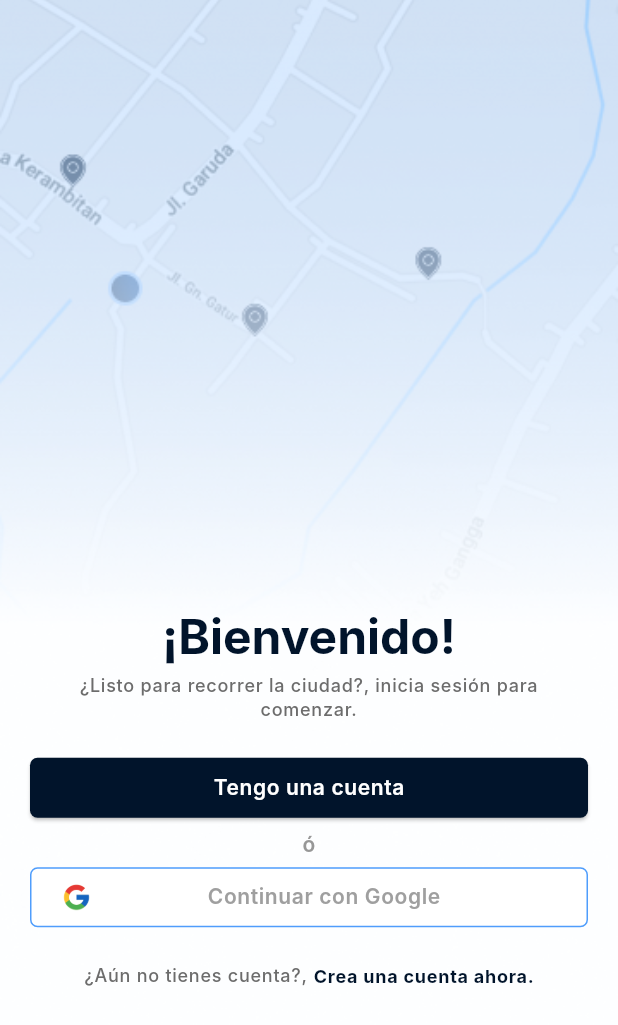
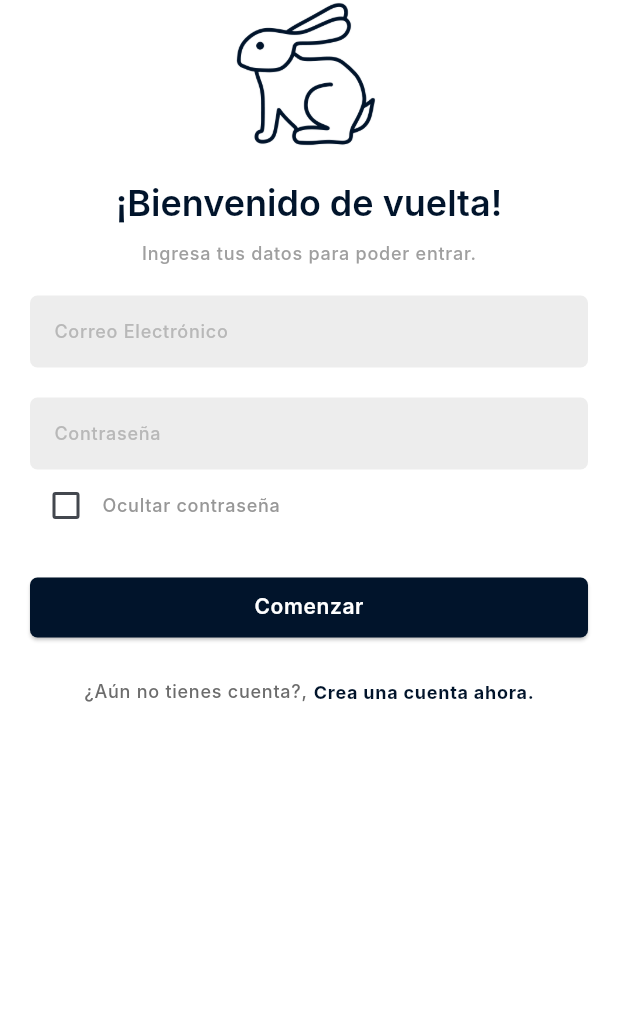
Before and after one commit to IsaiGonzalez08/RabbitGo_app, a Flutter app: the screen it shows after launch, after a tap on "Tengo una cuenta", on a phone screen of 412 x 824 dp. Shown: the top 1025 px of the screen. Run offline on Flutter 3.47's test engine with Material 3 defaults, Android fonts, the phone set to English and light mode, and no system bars; drawn by our look-alikes of flutter_styled_toast; our stand-ins replace firebase_core, firebase_crashlytics, stacked; missing offline and left inert: fimber; accounts and stored records are empty; generated files the repository leaves out were written again; Roboto replaces fonts that are missing (Inter).

Commit message:
[ADD] welcome and login view and vm

```diff
--- a/i18n/es.json
+++ b/i18n/es.json
@@ -5,5 +5,11 @@
     "login_google": "Continuar con Google",
     "or": "ó",
     "account": "¿Aún no tienes cuenta?,",
-    "create_account": "Crea una cuenta ahora."
+    "create_account": "Crea una cuenta ahora.",
+    "welcome_again": "¡Bienvenido de vuelta!",
+    "enter_your_information" :"Ingresa tus datos para poder entrar.",
+    "email": "Correo Electrónico",
+    "password": "Contraseña",
+    "hide_password":"Ocultar contraseña",
+    "start": "Comenzar"
 }
--- a/lib/common/utils/rabbit_go_theme.dart
+++ b/lib/common/utils/rabbit_go_theme.dart
@@ -4,9 +4,11 @@ class RabbitGoColors {
   static const primaryColor = MaterialColor(0xFF01142B, {});
 
   static const secondaryColor = MaterialColor(0xFF6C6C6C, {
-    50: Color(0xFFB8B8B8),
-    100: Color(0xFF9F9F9F),
-    200: Color(0xFF979797),
+    50: Color(0xFFEBEBEB),
+    100: Color(0xFFEDEDED),
+    200: Color(0xFFB8B8B8),
+    300: Color(0xFF9F9F9F),
+    400: Color(0xFF979797),
   });
 
   static const blueColor = MaterialColor(0xFF023E86, {
@@ -81,6 +83,7 @@ ThemeData rabbitGoTheme = ThemeData(
       fontSize: 12,
       fontWeight: FontWeight.w700
     ),
+
   ),
   elevatedButtonTheme: ElevatedButtonThemeData(
     style: ButtonStyle(
--- a/lib/routing/route_paths.dart
+++ b/lib/routing/route_paths.dart
@@ -1,3 +1,4 @@
 class RoutePaths {
   static const welcome = "/welcome";
+  static const login = "/login";
 }
--- a/lib/routing/router.dart
+++ b/lib/routing/router.dart
@@ -1,5 +1,6 @@
 import 'package:flutter/material.dart';
 import 'package:rabbit_go/routing/route_paths.dart';
+import 'package:rabbit_go/ui/screens/login_view.dart';
 import 'package:rabbit_go/ui/screens/welcome_view.dart';
 
 Route<dynamic> generateMainRoute(RouteSettings settings) {
@@ -11,6 +12,11 @@ Route<dynamic> generateMainRoute(RouteSettings settings) {
         settings: settings,
         builder: (context) => const WelcomeView(),
       );
+    case RoutePaths.login:
+      return MaterialPageRoute(
+        settings: settings,
+        builder: (context) => const LoginView(),
+      );
     default:
       return MaterialPageRoute(
           settings: RouteSettings(name: routeName),
--- /dev/null
+++ b/lib/ui/controls/rabbitgo_textfield.dart
@@ -0,0 +1,39 @@
+import 'package:flutter/material.dart';
+import 'package:rabbit_go/common/utils/rabbit_go_theme.dart';
+
+class RabbitgoTextfield extends StatelessWidget {
+  final TextEditingController controller;
+  final String? Function(String?)? validator;
+  final FocusNode? focusNode;
+  final String? hintText;
+  const RabbitgoTextfield(
+      {super.key,
+      required this.controller,
+      required this.validator,
+      required this.hintText,
+      this.focusNode});
+
+  @override
+  Widget build(BuildContext context) {
+    return TextFormField(
+      controller: controller,
+      validator: validator,
+      focusNode: focusNode,
+      style: Theme.of(context)
+          .textTheme
+          .labelMedium
+          ?.copyWith(color: RabbitGoColors.secondaryColor[100]),
+      decoration: InputDecoration(
+          filled: true,
+          fillColor: RabbitGoColors.secondaryColor[100],
+          border: const OutlineInputBorder(
+              borderRadius: BorderRadius.all(Radius.circular(5)),
+              borderSide: BorderSide.none),
+          hintText: hintText,
+          hintStyle: Theme.of(context)
+              .textTheme
+              .labelMedium
+              ?.copyWith(color: RabbitGoColors.secondaryColor[200])),
+    );
+  }
+}
--- /dev/null
+++ b/lib/ui/screens/login_view.dart
@@ -0,0 +1,175 @@
+import 'package:flutter/material.dart';
+import 'package:rabbit_go/common/extensions/string_extensions.dart';
+import 'package:rabbit_go/common/utils/rabbit_go_theme.dart';
+import 'package:rabbit_go/ui/controls/rabbitgo_textfield.dart';
+import 'package:rabbit_go/viewmodels/login_vm.dart';
+import 'package:stacked/stacked.dart';
+
+class LoginView extends StatefulWidget {
+  const LoginView({super.key});
+
+  @override
+  State<LoginView> createState() => _LoginViewState();
+}
+
+class _LoginViewState extends State<LoginView> {
+  @override
+  Widget build(BuildContext context) {
+    return ViewModelBuilder<LoginVM>.reactive(
+        viewModelBuilder: () => LoginVM(context: context),
+        builder: (context, loginVM, child) {
+          return Scaffold(
+            body: _body(loginVM),
+          );
+        });
+  }
+
+  Widget _body(LoginVM loginVM) {
+    return Padding(
+      padding: const EdgeInsets.symmetric(horizontal: 20),
+      child: Column(
+        crossAxisAlignment: CrossAxisAlignment.stretch,
+        children: [
+          _imgLogo(),
+          _txtWelcome(),
+          _txtSubtitle(),
+          _form(loginVM),
+          _btnCheckbox(loginVM),
+          _btnStart(loginVM),
+          _txtCreateAccount()
+        ],
+      ),
+    );
+  }
+
+  Widget _imgLogo() {
+    return SizedBox(
+      height: 100,
+      width: 100,
+      child: Image.asset('assets/images/login_logo.png'),
+    );
+  }
+
+  Widget _txtWelcome() {
+    return Center(
+      child: Container(
+        margin: const EdgeInsets.only(top: 20),
+        child: Text(
+          'welcome_again'.translate(context),
+          style: Theme.of(context)
+              .textTheme
+              .headlineMedium
+              ?.copyWith(color: RabbitGoColors.primaryColor),
+        ),
+      ),
+    );
+  }
+
+  Widget _txtSubtitle() {
+    return Center(
+      child: Container(
+        margin: const EdgeInsets.only(top: 10),
+        child: Text(
+          'enter_your_information'.translate(context),
+          style: Theme.of(context)
+              .textTheme
+              .labelMedium
+              ?.copyWith(color: RabbitGoColors.secondaryColor[300]),
+        ),
+      ),
+    );
+  }
+
+  Widget _form(LoginVM loginVM) {
+    return Form(
+        child: Column(
+      children: [_txtEmail(loginVM), _txtPassword(loginVM)],
+    ));
+  }
+
+  Widget _txtEmail(LoginVM loginVM) {
+    return Container(
+      margin: const EdgeInsets.only(top: 20),
+      child: RabbitgoTextfield(
+        controller: loginVM.emailController,
+        validator: loginVM.validateEmail,
+        hintText: 'email'.translate(context),
+      ),
+    );
+  }
+
+  Widget _txtPassword(LoginVM loginVM) {
+    return Container(
+      margin: const EdgeInsets.only(top: 20),
+      child: RabbitgoTextfield(
+        controller: loginVM.passwordController,
+        validator: loginVM.validatePassword,
+        hintText: 'password'.translate(context),
+      ),
+    );
+  }
+
+  Widget _btnCheckbox(LoginVM loginVM) {
+    return Row(
+      mainAxisAlignment: MainAxisAlignment.start,
+      children: [
+        Checkbox(
+            activeColor: RabbitGoColors.primaryColor,
+            value: loginVM.isChecked,
+            onChanged: loginVM.onChanged),
+        Text(
+          'hide_password'.translate(context),
+          style: Theme.of(context)
+              .textTheme
+              .labelMedium
+              ?.copyWith(color: RabbitGoColors.secondaryColor[400]),
+        )
+      ],
+    );
+  }
+
+  Widget _btnStart(LoginVM loginVM) {
+    return Container(
+      margin: const EdgeInsets.only(top: 20),
+      width: double.infinity,
+      child: ElevatedButton(
+          onPressed: () => loginVM.onLogin(),
+          child: Text(
+            'start'.translate(context),
+            style: Theme.of(context)
+                .textTheme
+                .bodySmall
+                ?.copyWith(color: Colors.white),
+          )),
+    );
+  }
+
+  Widget _txtCreateAccount() {
+    return Container(
+      margin: const EdgeInsets.only(top: 24),
+      child: Row(
+        mainAxisAlignment: MainAxisAlignment.center,
+        children: [
+          Text(
+            'account'.translate(context),
+            style: Theme.of(context)
+                .textTheme
+                .labelMedium
+                ?.copyWith(color: RabbitGoColors.secondaryColor),
+          ),
+          const SizedBox(
+            width: 4,
+          ),
+          InkWell(
+            onTap: () {},
+            child: Text('create_account'.translate(context),
+                style: Theme.of(context)
+                    .textTheme
+                    .labelSmall
+                    ?.copyWith(color: RabbitGoColors.primaryColor)),
+          )
+        ],
+      ),
+    );
+  }
+}
--- a/lib/ui/screens/welcome_view.dart
+++ b/lib/ui/screens/welcome_view.dart
@@ -1,6 +1,7 @@
 import 'package:flutter/material.dart';
 import 'package:rabbit_go/common/extensions/string_extensions.dart';
 import 'package:rabbit_go/common/utils/rabbit_go_theme.dart';
+import 'package:rabbit_go/routing/route_paths.dart';
 import 'package:rabbit_go/viewmodels/welcome_vm.dart';
 import 'package:stacked/stacked.dart';
 
@@ -8,20 +9,23 @@ class WelcomeView extends StatefulWidget {
   const WelcomeView({super.key});
 
   @override
-  State<WelcomeView> createState() => _WelcomeViewState();
+  State<StatefulWidget> createState() => _StateWelcomeView();
 }
 
-class _WelcomeViewState extends State<WelcomeView> {
+class _StateWelcomeView extends State<WelcomeView> {
   @override
   Widget build(BuildContext context) {
-    return ViewModelBuilder.reactive(
-        viewModelBuilder: () => WelcomeVM(),
-        builder: (context, viewModel, child) {
-          return Scaffold(backgroundColor: Colors.white, body: _body());
+    return ViewModelBuilder<WelcomeVM>.reactive(
+        viewModelBuilder: () => WelcomeVM(
+          context: context,
+          navigateToLogin: _navigateToLogin
+        ),
+        builder: (context, welcomeVM, child) {
+          return Scaffold(backgroundColor: Colors.white, body: _body(welcomeVM));
         });
   }
 
-  Widget _body() {
+  Widget _body(WelcomeVM welcomeVM) {
     return Stack(
       fit: StackFit.expand,
       children: [
@@ -40,7 +44,7 @@ class _WelcomeViewState extends State<WelcomeView> {
             children: [
               _txtTitle(),
               _txtSubtitle(),
-              _btnHaveAccount(),
+              _btnHaveAccount(welcomeVM),
               _txtOr(),
               _btnLoginWithGoogle(),
               _txtCreateAccount()
@@ -75,12 +79,12 @@ class _WelcomeViewState extends State<WelcomeView> {
     );
   }
 
-  Widget _btnHaveAccount() {
+  Widget _btnHaveAccount(WelcomeVM welcomeVM) {
     return Container(
       margin: const EdgeInsets.only(top: 20),
       width: double.infinity,
       child: ElevatedButton(
-          onPressed: () {},
+          onPressed: () => welcomeVM.onNavigateLogin(),
           child: Text(
             'have_account'.translate(context),
             style: Theme.of(context)
@@ -111,7 +115,7 @@ class _WelcomeViewState extends State<WelcomeView> {
           color: Colors.white,
           borderRadius: const BorderRadius.all(Radius.circular(5)),
           border: Border.all(
-            color: RabbitGoColors.skyBlueColor,
+            color: RabbitGoColors.secondaryColor[50]!,
             width: 1,
           )),
       width: double.infinity,
@@ -132,7 +136,7 @@ class _WelcomeViewState extends State<WelcomeView> {
                 style: Theme.of(context)
                     .textTheme
                     .bodySmall
-                    ?.copyWith(color: RabbitGoColors.secondaryColor[100]),
+                    ?.copyWith(color: RabbitGoColors.secondaryColor[200]),
               ),
               Container()
             ],
@@ -170,4 +174,8 @@ class _WelcomeViewState extends State<WelcomeView> {
       ),
     );
   }
+
+  _navigateToLogin() {
+    Navigator.of(context).pushNamed(RoutePaths.login);
+  }
 }
--- /dev/null
+++ b/lib/viewmodels/login_vm.dart
@@ -0,0 +1,39 @@
+import 'package:flutter/material.dart';
+import 'package:rabbit_go/common/extensions/string_extensions.dart';
+
+class LoginVM extends ChangeNotifier {
+  final BuildContext context;
+
+  LoginVM({required this.context});
+
+  final TextEditingController _emailController = TextEditingController();
+  final TextEditingController _passwordController = TextEditingController();
+  bool _isChecked = false;
+
+  TextEditingController get emailController => _emailController;
+  TextEditingController get passwordController => _passwordController;
+  bool get isChecked => _isChecked;
+
+  void onChanged(bool? value) {
+    _isChecked = value!;
+    notifyListeners();
+  }
+
+  String? validateEmail(String? value) {
+    if (value == null || value.isEmpty) {
+      return 'required_field'.translate(context);
+    }
+    return null;
+  }
+
+  String? validatePassword(String? value) {
+    if (value == null || value.isEmpty) {
+      return 'required_field'.translate(context);
+    }
+    return null;
+  }
+
+  onLogin() {
+
+  }
+}
--- a/lib/viewmodels/welcome_vm.dart
+++ b/lib/viewmodels/welcome_vm.dart
@@ -1,5 +1,12 @@
 import 'package:flutter/material.dart';
 
 class WelcomeVM extends ChangeNotifier {
+  final BuildContext context;
+  final Function() navigateToLogin;
 
+  WelcomeVM({required this.context ,required this.navigateToLogin});
+
+  onNavigateLogin() {
+    navigateToLogin();
+  }
 }
```
Also changed, not shown: assets/images/login_logo.png (added).
